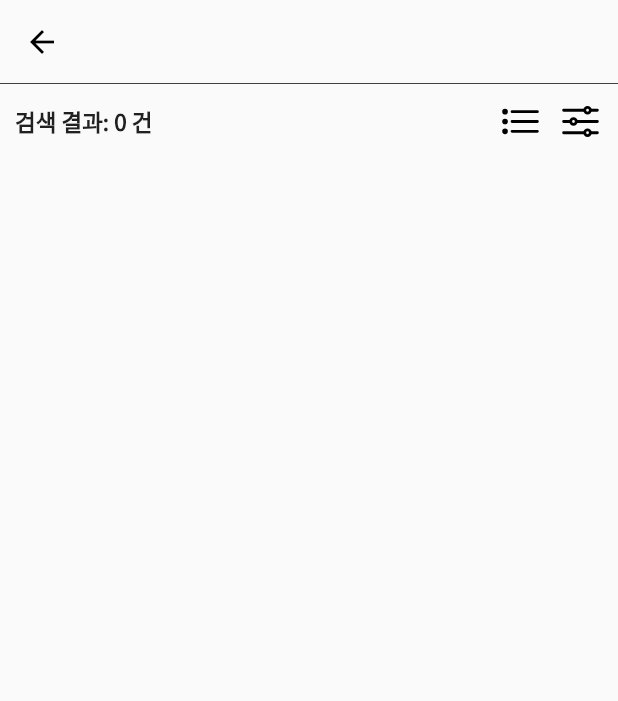
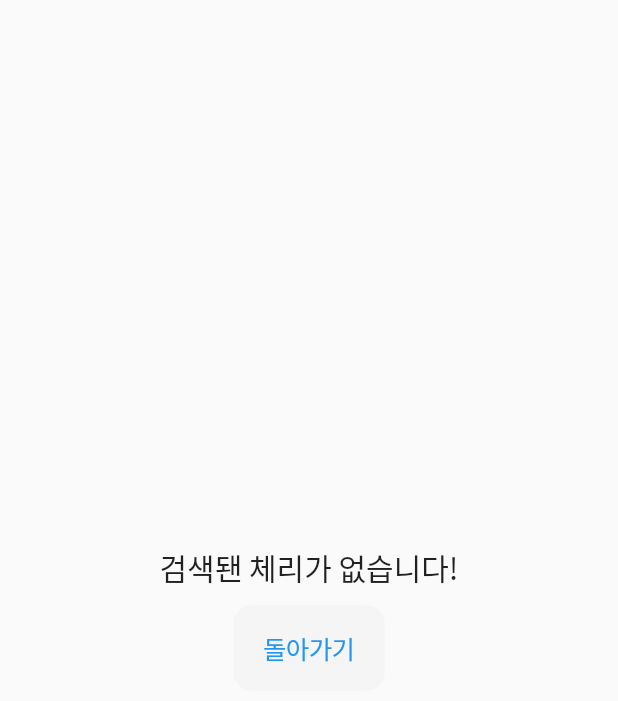
Before and after one commit to ilyosbekkk/Cheri_Viewer, a Flutter app: the Searchresultscreen screen opened directly with empty values, on a phone screen of 412 x 824 dp. Shown: the top 701 px of the screen. Run offline on Flutter 3.47's test engine with Material 2 defaults, Android fonts, the light colour scheme and no system bars; our stand-ins replace avatar_glow, firebase_auth, firebase_core, firebase_dynamic_links, flutter_svg, fluttertoast and 7 more; missing offline and left inert: flutter_inappwebview, flutter_naver_login, kakao_flutter_sdk; accounts and stored records are empty; network calls fail.

Commit message:
slight changes

```diff
--- a/lib/ui/nav_controller.dart
+++ b/lib/ui/nav_controller.dart
@@ -31,7 +31,7 @@ class NavCotroller extends StatefulWidget {
 
 class _NavCotrollerState extends State<NavCotroller> {
   int _selectedIndex = 0;
-  String? language;
+  late  String language;
   var _screens = [];
   HomeProvider homeProvider = HomeProvider();
   UserManagementProvider _userManagementProvider = UserManagementProvider();
@@ -122,7 +122,7 @@ class _NavCotrollerState extends State<NavCotroller> {
             ),),
             bottomNavigationBar: BottomNavigationBar(
               items: const <BottomNavigationBarItem>[
-                BottomNavigationBarItem(icon: Icon(Icons.home_outlined), label:  "홈"),
+                BottomNavigationBarItem(icon: Icon(Icons.home_outlined), label: "홈"),
                 BottomNavigationBarItem(icon: Icon(Icons.search), label: "검색"),
                 BottomNavigationBarItem(icon: Icon(Icons.bookmark_border), label: "보관함"),
               ],
--- a/lib/ui/search result screen.dart
+++ b/lib/ui/search result screen.dart
@@ -49,9 +49,9 @@ class _SearchresultscreenState extends State<Searchresultscreen> {
           child:  Consumer<SearchProvider>(builder: (context, postProvider, widget) {
             if (!_loaded && _searching ){
               _loaded = true;
-              _searching = false;
+
               postProvider.searchPostByTitle(pageSize, 1, orderBy, args["searchWord"], memberId).then((value) {
-
+                _searching = false;
               });
             }
             if (_searching) return Center(
@@ -59,9 +59,32 @@ class _SearchresultscreenState extends State<Searchresultscreen> {
                     color: Theme.of(context).selectedRowColor,
                   )
               );
+            else if(postProvider.searchResults.length == 0)
+              return Center(
+                child:Column(
+                  mainAxisAlignment: MainAxisAlignment.center,
+                  children: [
+                    Container(
+                      alignment: Alignment.center,
+                        margin: EdgeInsets.only(bottom: 10, left: 10.0, right:10.0),
+                        child: Text('${noResult[language]}',  style: TextStyle(fontSize: 20), textAlign: TextAlign.center,)
+
+                    )
+
+                        ,
+                    CupertinoButton(
+                        color: Theme.of(context).selectedRowColor,
+                        child: Text("${back[language]}"),
+                        onPressed: () {
+                        Navigator.pop(context);
+                        })
+                  ],
+                )
+              );
             else return CustomScrollView(
                 slivers: [
                   _buildSliverAppBar(_height, args["searchWord"]!),
+
                   ((userPreferences!.getString("mode1") ?? "card") == "card") ?
                   _buildList(postProvider, 0.4 * _height, _width,  args["searchWord"]) : _buildDividedList(postProvider, 0.4 * _height, _width)],
               );
--- a/lib/ui/search_screen.dart
+++ b/lib/ui/search_screen.dart
@@ -106,7 +106,7 @@ class _SearchScreenState extends State<SearchScreen> {
           child: Column(
            children: [
              Icon(Icons.announcement_rounded,  color: Theme.of(context).selectedRowColor,size: 30,),
-             Text("No recent searches", style: TextStyle(
+             Text("${noRecentSearches[language]}", style: TextStyle(
                fontSize: 20
              ),)
            ],
--- a/lib/utils/strings.dart
+++ b/lib/utils/strings.dart
@@ -62,11 +62,9 @@ Map<String, String> languageChangeError = {english: "Language has not been chang
 Map<String, String> turnonthenet = {english: "Please,turn on the internet", korean: "인터넷 좀 켜주세요!"};
 Map<String, String> bookMarkScreen = {english:"Bookmark", korean:"북마크"};
 Map<String, String> count = {english:"", korean:"건"};
-
-
-
-
-
+Map<String, String> noResult = {english:"No results for the searched word!", korean:"검색됀 체리가 없습니다!"};
+Map<String, String> back = {english:"Go back", korean:"돌아가기"};
+Map<String, String> noRecentSearches = {english:"No recent searches!", korean:"최근 검색어가 없습니다!"};
 
 
 //api urls
@@ -83,8 +81,6 @@ const String bookMarkList = "/api/viewerapi/book_mark_list";
 const String openCheriList = "/api//viewerapi/open_cheri_list";
 const String  fetchDeviceLatestVersion = "/api/viewerapi/version";
 
-
-
 //others
 const String placeholdeUrl = "https://www.orcajourney.com/wp-content/uploads/2020/08/placeholder.png";
 String profileUrl = "https://cheri.weeknday.com/member/profile?m=";
```
Also changed, not shown: lib/models/detailedpost_model.dart (+9 -0 lines), lib/ui/cheri_detail_screen.dart (+13 -19 lines), lib/ui/child widgets/singlepost_listview_widget.dart (+68 -60 lines), 1 other file.
